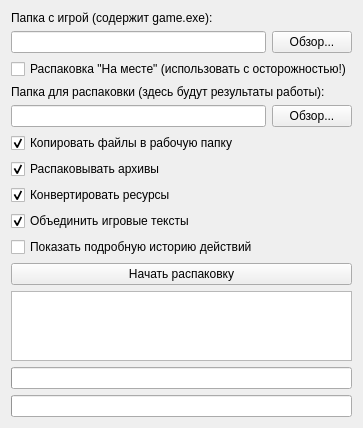
The window that Converters/GUI.ui (aspadm/EIrepack) describes before a commit, drawn with Qt 5.
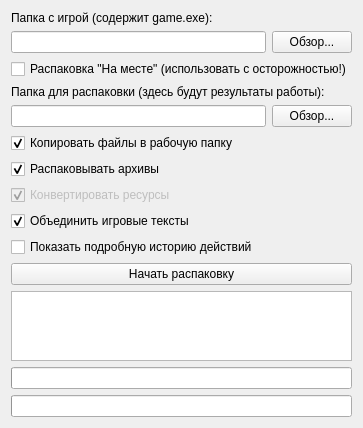
The same window after the commit.

Commit message: Add base actions to GUI version

The edit to the form file:
```diff
--- a/Converters/GUI.ui
+++ b/Converters/GUI.ui
@@ -87,6 +87,9 @@
      </item>
      <item>
       <widget class="QCheckBox" name="need_converting">
+       <property name="enabled">
+        <bool>false</bool>
+       </property>
        <property name="text">
         <string>Конвертировать ресурсы</string>
        </property>
```
Left out of the diff: 8 changed lines with no effect on the pictures. The commit also changes 1 other file.
